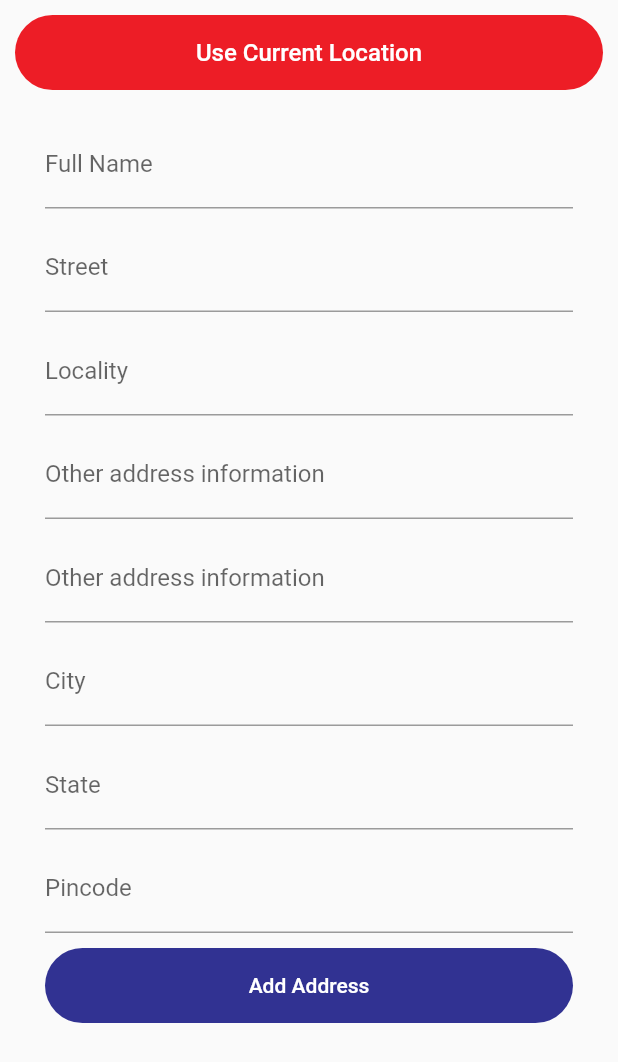
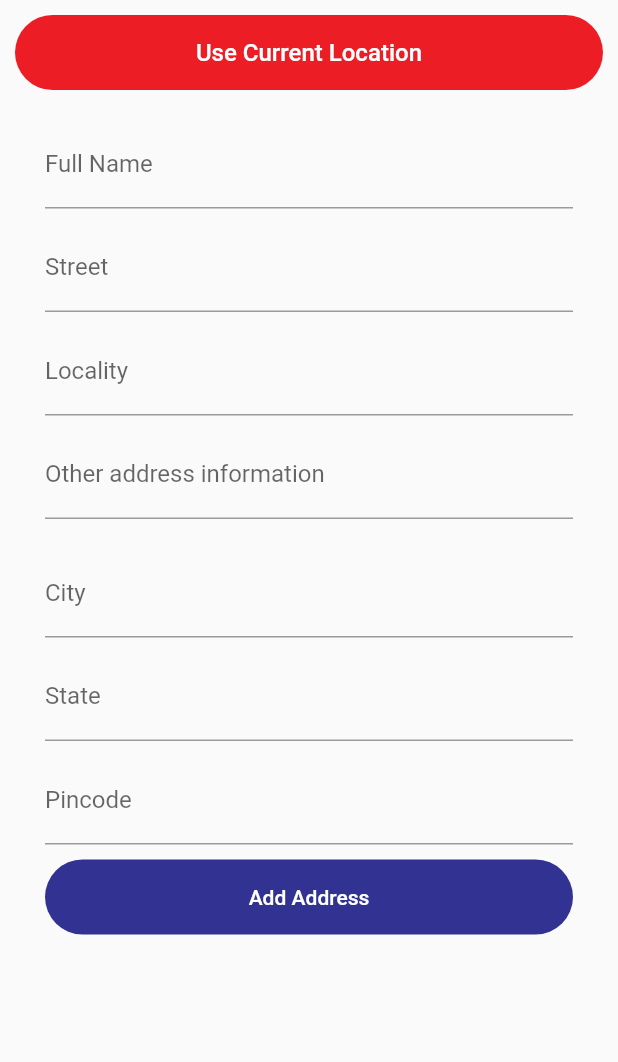
Before and after one commit to GauravPandey123/CityClinicUser, a Flutter app: the screen it shows after launch, on a phone screen of 412 x 824 dp. Shown: the top 1062 px of the screen. Run offline on Flutter 3.47's test engine with Material 2 defaults, Android fonts, the phone set to English and light mode, and no system bars; our stand-ins replace flutter_svg, geolocator; missing offline and left inert: dart:ffi.

Commit message:
minor chages

```diff
--- a/lib/ui/screens/AddAdress.dart
+++ b/lib/ui/screens/AddAdress.dart
@@ -9,7 +9,8 @@ class AddAddress extends StatefulWidget {
 }
 
 class _AddAddressState extends State<AddAddress> {
-  final Geolocator geolocator = Geolocator()..forceAndroidLocationManager;
+  final Geolocator geolocator = Geolocator()
+    ..forceAndroidLocationManager;
   Position _currentPosition;
   String _currentAddress;
   String streetAddress;
@@ -18,6 +19,13 @@ class _AddAddressState extends State<AddAddress> {
   String city;
   String state;
   String pincode;
+
+  final TextEditingController _stateController = TextEditingController();
+  final TextEditingController _localController = TextEditingController();
+  final TextEditingController _localityController = TextEditingController();
+  final TextEditingController _addressController = TextEditingController();
+  final TextEditingController _cityController = TextEditingController();
+  final TextEditingController _pinCodeController = TextEditingController();
 
   final GlobalKey<FormState> _formKey = GlobalKey();
   GlobalKey<ScaffoldState> _globalKey = GlobalKey();
@@ -57,7 +65,8 @@ class _AddAddressState extends State<AddAddress> {
                               TextFormField(
                                 cursorColor: Colors.black,
                                 keyboardType: TextInputType.text,
-                            decoration: InputDecoration(labelText: "Full Name"),
+                                decoration: InputDecoration(
+                                    labelText: "Full Name"),
                               ),
                               SizedBox(
                                 height: 10,
@@ -66,7 +75,8 @@ class _AddAddressState extends State<AddAddress> {
                                   cursorColor: Colors.black,
                                   keyboardType: TextInputType.text,
 
-                            decoration: InputDecoration(labelText: "Street"),
+                                  decoration: InputDecoration(
+                                      labelText: "Street"),
 
                               ),
                               SizedBox(
@@ -75,7 +85,8 @@ class _AddAddressState extends State<AddAddress> {
                               TextFormField(
                                 cursorColor: Colors.black,
                                 keyboardType: TextInputType.text,
-                            decoration: InputDecoration(labelText: "Locality"),
+                                decoration: InputDecoration(
+                                    labelText: "Locality"),
                               ),
                               SizedBox(
                                 height: 10,
@@ -89,13 +100,6 @@ class _AddAddressState extends State<AddAddress> {
                               ),
                               SizedBox(
                                 height: 10,
-                          ),
-                          TextFormField(
-                            cursorColor: Colors.black,
-                            keyboardType: TextInputType.text,
-                            decoration: InputDecoration(
-                              labelText: "Other address information",
-                            ),
                               ),
                               SizedBox(
                                 height: 10,
@@ -156,7 +160,8 @@ class _AddAddressState extends State<AddAddress> {
   }
 
   void _getCurrentLocation() {
-    final Geolocator geolocator = Geolocator()..forceAndroidLocationManager;
+    final Geolocator geolocator = Geolocator()
+      ..forceAndroidLocationManager;
 
     geolocator
         .getCurrentPosition(desiredAccuracy: LocationAccuracy.best)
@@ -189,8 +194,6 @@ class _AddAddressState extends State<AddAddress> {
 }
 
 
-
-
 // void _getCurrentLocation() {
 
 // }
```
Lines whose indentation alone changed are shown as unchanged.
